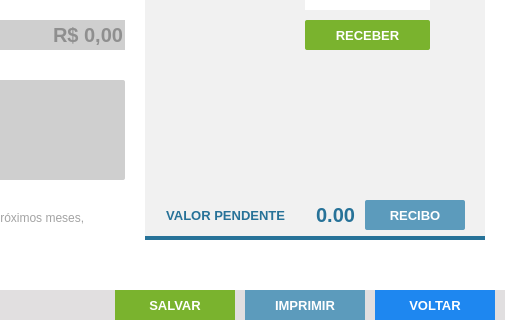
The window that controle_estoque/UI_Files/formAReceber.ui (andrersp/controleEstoque) describes before a commit, drawn with Qt 5; both pictures show x 495 to 1000 and y 180 to 500 of the 1000 by 500 pixel window.
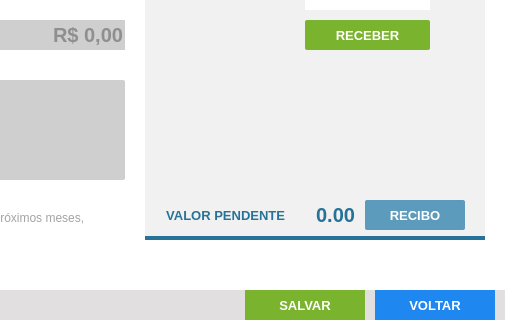
The same window after the commit. Icons and pictures are not drawn.

```diff
--- a/controle_estoque/UI_Files/formAReceber.ui
+++ b/controle_estoque/UI_Files/formAReceber.ui
@@ -1127,7 +1127,7 @@
     <widget class="QPushButton" name="bt_Salvar">
      <property name="geometry">
       <rect>
-       <x>610</x>
+       <x>740</x>
        <y>0</y>
        <width>120</width>
        <height>30</height>
@@ -1169,54 +1169,6 @@
       </size>
      </property>
     </widget>
-    <widget class="QPushButton" name="bt_Imprimir">
-     <property name="enabled">
-      <bool>false</bool>
-     </property>
-     <property name="geometry">
-      <rect>
-       <x>740</x>
-       <y>0</y>
-       <width>120</width>
-       <height>30</height>
-      </rect>
-     </property>
-     <property name="font">
-      <font>
-       <family>Tahoma</family>
-       <pointsize>10</pointsize>
-       <weight>75</weight>
-       <bold>true</bold>
-      </font>
-     </property>
-     <property name="cursor">
-      <cursorShape>PointingHandCursor</cursorShape>
-     </property>
-     <property name="focusPolicy">
-      <enum>Qt::NoFocus</enum>
-     </property>
-     <property name="contextMenuPolicy">
-      <enum>Qt::ActionsContextMenu</enum>
-     </property>
-     <property name="styleSheet">
-      <string notr="true">QPushButton {
-background-color: #5C9BBC;
-color: #FFF
- }
-QPushButton:hover{
-background-color: #40a286
-}</string>
-     </property>
-     <property name="text">
-      <string>IMPRIMIR</string>
-     </property>
-     <property name="iconSize">
-      <size>
-       <width>75</width>
-       <height>35</height>
-      </size>
-     </property>
-    </widget>
    </widget>
    <widget class="QLabel" name="lb_obsRepetir">
     <property name="geometry">
```
